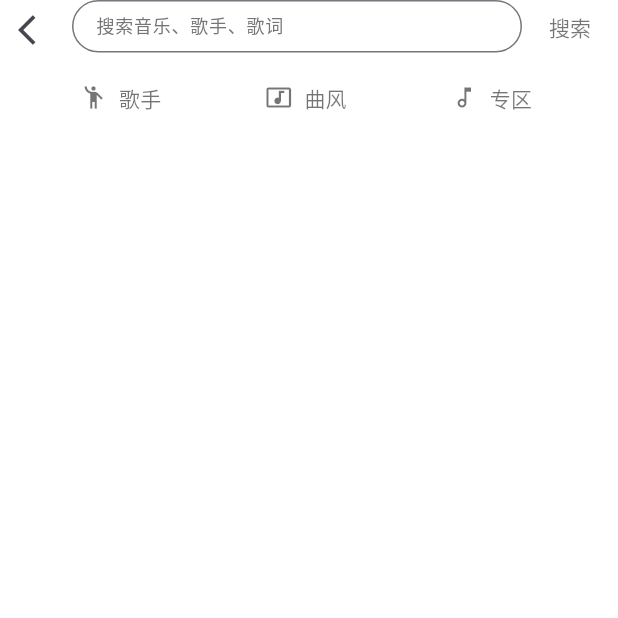
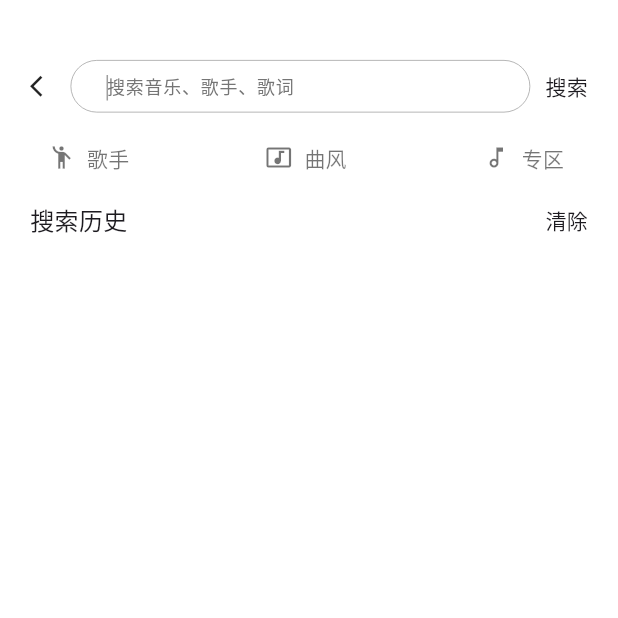
Before and after one commit to geshansuiyue/flutter_app, a Flutter app: the Search screen opened by its route, on a phone screen of 412 x 824 dp, the top half of it. Run offline on Flutter 3.47's test engine with Material 3 defaults, Android fonts, the phone set to English and light mode, and no system bars; our stand-ins replace audioplayers, carousel_slider, dio, fluttertoast, go_router, marquee and 2 more; missing offline and left inert: flutter_lyric; accounts and stored records are empty; network calls fail.

Commit message:
feaeture: 调整搜索样式

```diff
--- a/lib/components/cus_text_field.dart
+++ b/lib/components/cus_text_field.dart
@@ -2,20 +2,41 @@ import 'package:flutter/material.dart';
 
 class CusTextField extends StatelessWidget {
   final FocusNode _focusNode = FocusNode();
+  final TextEditingController _controller = TextEditingController();
   final void Function(String)? onChanged;
+  final bool? autoFocus;
+  final String? value;
 
-  CusTextField({super.key, required this.onChanged});
+  CusTextField({
+    super.key,
+    required this.onChanged,
+    this.autoFocus = false,
+    this.value,
+  }) {
+    if (value != null) {
+      _controller.text = value!;
+    }
+    if (autoFocus == true) {
+      _focusNode.requestFocus();
+    }
+  }
 
   @override
   Widget build(BuildContext context) {
     return TextField(
+      controller: _controller,
       cursorColor: Colors.grey,
+      cursorHeight: 17.0,
+      cursorWidth: 1.0,
       enableInteractiveSelection: false,
       focusNode: _focusNode,
+      autofocus: autoFocus ?? false,
       onTapOutside: (event) => _focusNode.unfocus(),
+      style: const TextStyle(fontSize: 12, color: Colors.black54),
       decoration: InputDecoration(
         hintText: '搜索音乐、歌手、歌词',
         hintStyle: TextStyle(color: Colors.grey[600], fontSize: 12),
+
         border: OutlineInputBorder(
           borderRadius: BorderRadius.circular(20),
           borderSide: const BorderSide(color: Colors.grey, width: 0.5),
@@ -24,6 +45,7 @@ class CusTextField extends StatelessWidget {
           borderRadius: BorderRadius.circular(20),
           borderSide: const BorderSide(color: Colors.grey, width: 0.5),
         ),
+        contentPadding: const EdgeInsets.symmetric(horizontal: 20, vertical: 0),
       ),
       onChanged: (value) {
         onChanged!(value);
--- a/lib/main.dart
+++ b/lib/main.dart
@@ -80,7 +80,7 @@ class BasePage extends StatelessWidget {
   @override
   Widget build(BuildContext context) {
     return Scaffold(
-      body: child,
+      body: Padding(padding: EdgeInsets.only(top: 10), child: child),
       bottomNavigationBar: PlayInfo(), // 将播放栏放在这里
     );
   }
--- a/lib/pages/search/search.dart
+++ b/lib/pages/search/search.dart
@@ -1,6 +1,6 @@
 import 'package:flutter/material.dart';
-import 'package:fluttertoast/fluttertoast.dart';
 import 'package:music_player/components/cus_text_field.dart';
+import 'package:shared_preferences/shared_preferences.dart';
 
 class Search extends StatefulWidget {
   const Search({super.key});
@@ -11,6 +11,13 @@ class Search extends StatefulWidget {
 
 class _SearchState extends State<Search> {
   String _searchQuery = '';
+  List<String> _searchHistory = [];
+
+  @override
+  void initState() {
+    super.initState();
+    _loadSearchQuery();
+  }
 
   void _onChanged(String value) {
     setState(() {
@@ -18,31 +25,88 @@ class _SearchState extends State<Search> {
     });
   }
 
-  void _handleSearch() {
-    Fluttertoast.showToast(msg: '搜索内容: $_searchQuery');
+  Future<void> _loadSearchQuery() async {
+    final SharedPreferences prefs = await SharedPreferences.getInstance();
+    final List<String>? savedQueryList = prefs
+        .getStringList('_searchQuery')
+        ?.toList();
+
+    if (savedQueryList != null) {
+      setState(() {
+        _searchHistory = savedQueryList;
+      });
+    }
+  }
+
+  Future<void> _saveSearchQuery() async {
+    final SharedPreferences prefs = await SharedPreferences.getInstance();
+    final List<String>? savedQueryList = prefs
+        .getStringList('_searchQuery')
+        ?.toList();
+    if (savedQueryList != null && savedQueryList.contains(_searchQuery)) {
+      // 如果查询已存在，则不保存
+      return;
+    }
+
+    await prefs.setStringList('_searchQuery', [
+      ...(savedQueryList ?? []),
+      _searchQuery,
+    ]);
+
+    await _loadSearchQuery();
+  }
+
+  Future<void> _deleteSearchQuery(String query) async {
+    final SharedPreferences prefs = await SharedPreferences.getInstance();
+    final List<String>? savedQueryList = prefs
+        .getStringList('_searchQuery')
+        ?.toList();
+
+    if (savedQueryList != null) {
+      savedQueryList.remove(query);
+      await prefs.setStringList('_searchQuery', savedQueryList);
+      setState(() {
+        _searchHistory.remove(query);
+      });
+    }
+  }
+
+  void _handleSearch() async {
+    if (_searchQuery.isEmpty) {
+      return;
+    }
+    await _saveSearchQuery();
   }
 
   @override
   Widget build(BuildContext context) {
-    return SizedBox(
-      child: Padding(
-        padding: EdgeInsetsGeometry.all(0),
+    return Padding(
+      padding: EdgeInsets.only(left: 20, right: 20, top: 20),
       child: ListView(
+        padding: EdgeInsets.zero,
         children: [
-            SizedBox(
+          Padding(
+            padding: EdgeInsets.only(top: 10),
+            child: SizedBox(
               height: 35,
               child: Row(
                 mainAxisAlignment: MainAxisAlignment.spaceBetween,
                 children: [
-                  IconButton(
-                    icon: Icon(Icons.arrow_back_ios),
-                    onPressed: () {
-                      Navigator.pop(context);
-                    },
+                  GestureDetector(
+                    onTap: () => Navigator.pop(context),
+                    child: Icon(Icons.arrow_back_ios, size: 17),
                   ),
-                  Expanded(child: CusTextField(onChanged: _onChanged)),
-                  TextButton(
-                    onPressed: () {
+                  SizedBox(width: 10),
+                  Expanded(
+                    child: CusTextField(
+                      onChanged: _onChanged,
+                      autoFocus: true,
+                      value: _searchQuery,
+                    ),
+                  ),
+                  SizedBox(width: 10),
+                  GestureDetector(
+                    onTap: () {
                       _handleSearch();
                     },
                     child: Text('搜索'),
@@ -50,11 +114,12 @@ class _SearchState extends State<Search> {
                 ],
               ),
             ),
+          ),
           SizedBox(height: 10),
           SizedBox(
             height: 40,
             child: Row(
-                mainAxisAlignment: MainAxisAlignment.spaceEvenly,
+              mainAxisAlignment: MainAxisAlignment.spaceBetween,
               children: [
                 TextButton.icon(
                   icon: Icon(Icons.emoji_people_outlined),
@@ -74,8 +139,51 @@ class _SearchState extends State<Search> {
               ],
             ),
           ),
+          SizedBox(height: 10),
+          Column(
+            crossAxisAlignment: CrossAxisAlignment.start,
+            children: [
+              Row(
+                mainAxisAlignment: MainAxisAlignment.spaceBetween,
+                children: [
+                  Text('搜索历史', style: TextStyle(fontSize: 16)),
+                  GestureDetector(
+                    onTap: () async {
+                      final SharedPreferences prefs =
+                          await SharedPreferences.getInstance();
+                      await prefs.remove('_searchQuery');
+                      setState(() {
+                        _searchHistory.clear();
+                      });
+                    },
+                    child: Text('清除'),
+                  ),
                 ],
               ),
+              Wrap(
+                spacing: 8.0,
+                runSpacing: 4.0,
+                children: (_searchHistory).map((query) {
+                  return GestureDetector(
+                    onTap: () {
+                      setState(() {
+                        _searchQuery = query;
+                      });
+                      _handleSearch();
+                    },
+                    child: Chip(
+                      backgroundColor: Colors.grey[200],
+                      label: Text(query),
+                      onDeleted: () async {
+                        await _deleteSearchQuery(query);
+                      },
+                    ),
+                  );
+                }).toList(),
+              ),
+            ],
+          ),
+        ],
       ),
     );
   }
--- a/pubspec.yaml
+++ b/pubspec.yaml
@@ -44,6 +44,7 @@ dependencies:
     audioplayers: ^6.4.0
     flutter_lyric: ^2.0.4+6
     pull_to_refresh_flutter3: ^2.0.2
+    shared_preferences: ^2.5.3
 
 dev_dependencies:
     flutter_test:
```
Also changed, not shown: pubspec.lock, 1 other file. Lines whose indentation alone changed are shown as unchanged.
